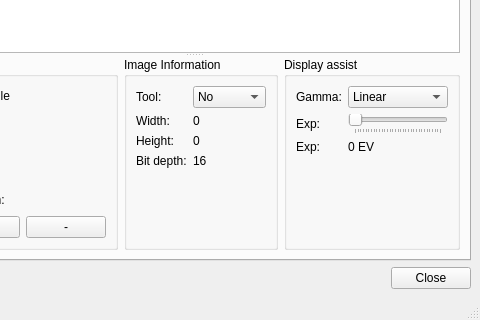
ploki/darkflow, file ui/visualization.ui: the form before one commit; both pictures show x 325 to 805 and y 456 to 776 of the 805 by 776 pixel window.
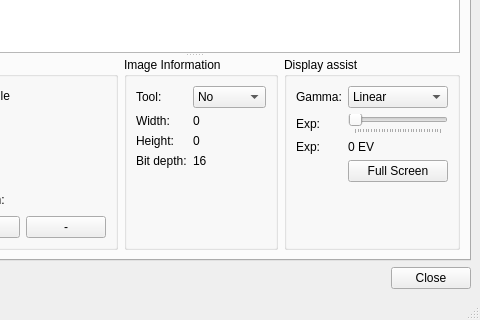
The form after the commit.

Commit message: Full screen view in visualization

Diff of the .ui file:
```diff
--- a/ui/visualization.ui
+++ b/ui/visualization.ui
@@ -393,6 +393,13 @@
                      </property>
                     </widget>
                    </item>
+                   <item row="3" column="1">
+                    <widget class="QPushButton" name="button_fullScreen">
+                     <property name="text">
+                      <string>Full Screen</string>
+                     </property>
+                    </widget>
+                   </item>
                   </layout>
                  </widget>
                 </item>
```
Left out of the diff: 21 changed lines with no effect on the pictures. The commit also changes 6 other files.
